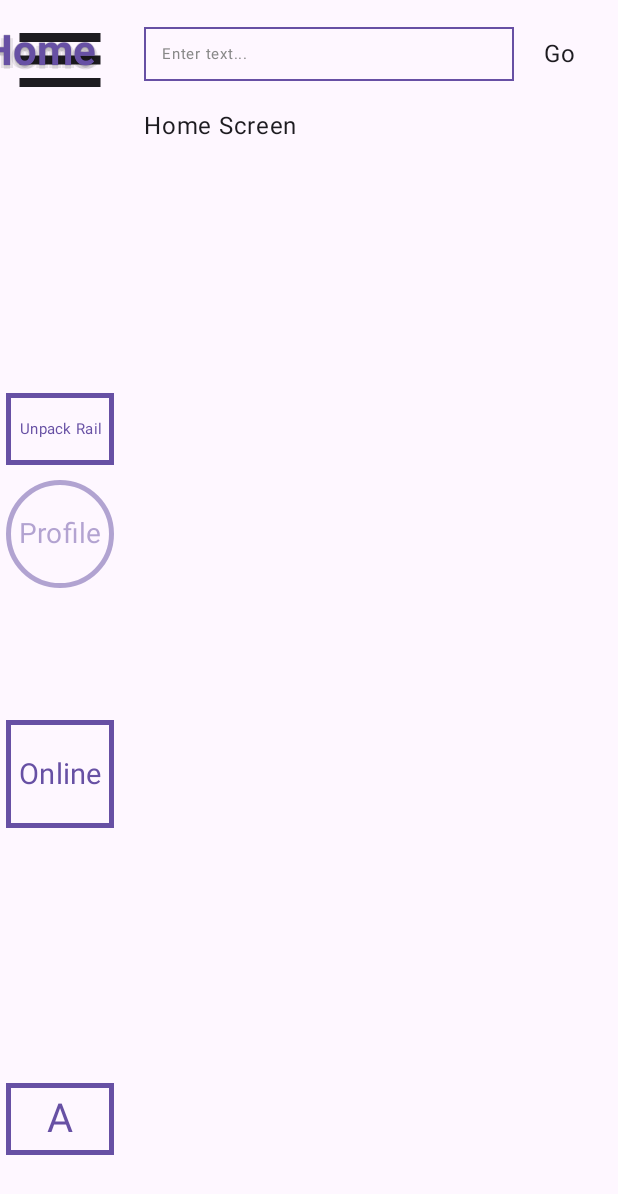
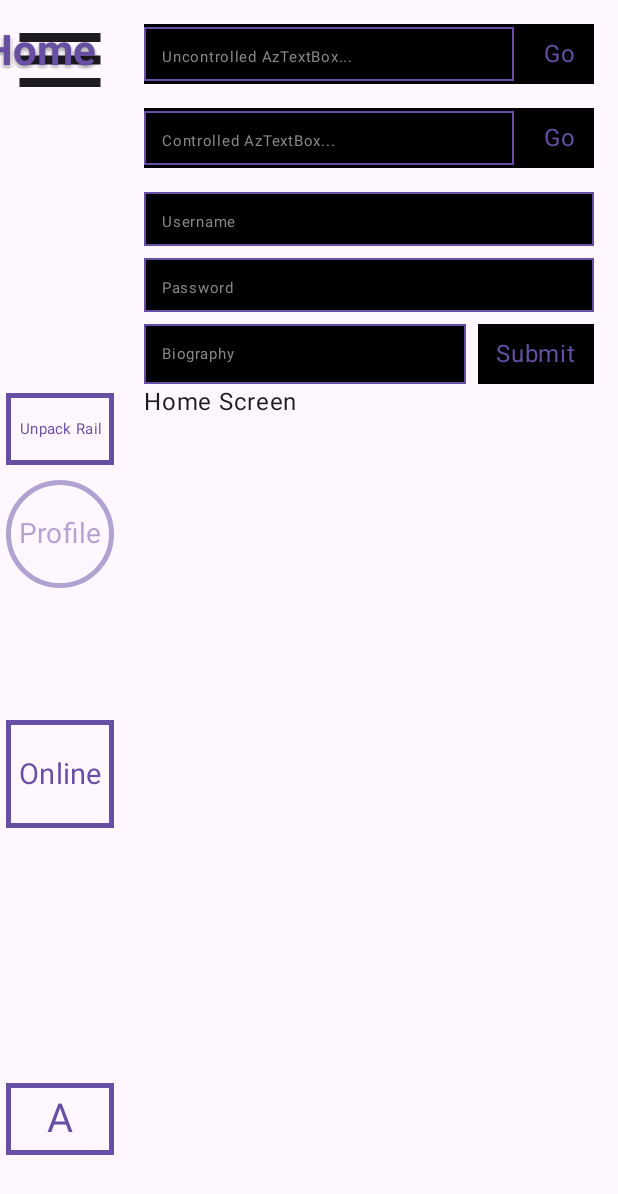
Before and after one commit to HereLiesAz/AzNavRail, an Android app built with Jetpack Compose: the screen it shows after launch (MainActivity), on a phone screen of 412 x 824 dp. Shown: the top 1194 px of the screen. Run offline under Robolectric (Android 15) with nearby library versions, the phone set to English and light mode, and no system bars; pictures from the network do not load.

Commit message:
feat: Enhance AzTextBox and introduce AzForm component
- Adds multiline and secret modes to AzTextBox, with support for both controlled and uncontrolled state.
- Adds a reveal button for secret fields.
- Implements auto-expanding text box for multiline fields.
- Adds global background color and opacity settings.
- Ensures text input and icon colors match the outline color.
- Introduces AzForm, a new component for creating forms with a DSL.
- Updates SampleApp to demonstrate new features.

```diff
--- a/SampleApp/src/main/java/com/example/sampleapp/MainActivity.kt
+++ b/SampleApp/src/main/java/com/example/sampleapp/MainActivity.kt
@@ -34,6 +34,7 @@ import com.hereliesaz.aznavrail.AzNavRail
 import com.hereliesaz.aznavrail.AzTextBox
 import com.hereliesaz.aznavrail.AzTextBoxDefaults
 import com.hereliesaz.aznavrail.model.AzButtonShape
+import com.hereliesaz.aznavrail.AzForm
 
 class MainActivity : ComponentActivity() {
     override fun onCreate(savedInstanceState: Bundle?) {
@@ -223,16 +224,44 @@ fun SampleScreen() {
 
         // Your app's main content goes here
         Column(modifier = Modifier.padding(16.dp)) {
+            // Uncontrolled AzTextBox
             AzTextBox(
                 modifier = Modifier.padding(bottom = 16.dp),
-                hint = "Enter text...",
+                hint = "Uncontrolled AzTextBox...",
                 onSubmit = { text ->
-                    Log.d(TAG, "Submitted text: $text")
+                    Log.d(TAG, "Submitted text from uncontrolled AzTextBox: $text")
                 },
                 submitButtonContent = {
                     Text("Go")
                 }
             )
+
+            // Controlled AzTextBox
+            var controlledText by remember { mutableStateOf("") }
+            AzTextBox(
+                modifier = Modifier.padding(bottom = 16.dp),
+                value = controlledText,
+                onValueChange = { controlledText = it },
+                hint = "Controlled AzTextBox...",
+                onSubmit = { text ->
+                    Log.d(TAG, "Submitted text from controlled AzTextBox: $text")
+                },
+                submitButtonContent = {
+                    Text("Go")
+                }
+            )
+
+            AzForm(
+                formName = "loginForm",
+                onSubmit = { formData ->
+                    Log.d(TAG, "Form submitted: $formData")
+                }
+            ) {
+                entry(entryName = "username", hint = "Username")
+                entry(entryName = "password", hint = "Password", secret = true)
+                entry(entryName = "bio", hint = "Biography", multiline = true)
+            }
+
 
             NavHost(navController = navController, startDestination = "home") {
                 composable("home") { Text("Home Screen") }
--- /dev/null
+++ b/aznavrail/src/main/java/com/hereliesaz/aznavrail/AzForm.kt
@@ -0,0 +1,116 @@
+package com.hereliesaz.aznavrail
+
+import androidx.compose.foundation.layout.Column
+import androidx.compose.foundation.layout.Spacer
+import androidx.compose.foundation.layout.fillMaxWidth
+import androidx.compose.foundation.layout.height
+import androidx.compose.material3.Button
+import androidx.compose.material3.MaterialTheme
+import androidx.compose.material3.Text
+import androidx.compose.runtime.Composable
+import androidx.compose.runtime.remember
+import androidx.compose.ui.Modifier
+import androidx.compose.ui.graphics.Color
+import androidx.compose.ui.unit.dp
+import androidx.compose.runtime.mutableStateMapOf
+import androidx.compose.foundation.background
+import androidx.compose.foundation.border
+import androidx.compose.foundation.clickable
+import androidx.compose.foundation.layout.Box
+import androidx.compose.foundation.layout.Row
+import androidx.compose.foundation.layout.padding
+import androidx.compose.foundation.layout.width
+import androidx.compose.runtime.CompositionLocalProvider
+import androidx.compose.material3.LocalContentColor
+
+class AzFormScope {
+    internal val entries = mutableListOf<AzFormEntry>()
+
+    fun entry(
+        entryName: String,
+        hint: String,
+        multiline: Boolean = false,
+        secret: Boolean = false
+    ) {
+        entries.add(AzFormEntry(entryName, hint, multiline, secret))
+    }
+}
+
+internal data class AzFormEntry(
+    val entryName: String,
+    val hint: String,
+    val multiline: Boolean,
+    val secret: Boolean
+)
+
+@Composable
+fun AzForm(
+    formName: String,
+    modifier: Modifier = Modifier,
+    outlined: Boolean = true,
+    outlineColor: Color = MaterialTheme.colorScheme.primary,
+    onSubmit: (Map<String, String>) -> Unit,
+    content: AzFormScope.() -> Unit
+) {
+    val scope = remember { AzFormScope().apply(content) }
+    val formData = remember {
+        mutableStateMapOf<String, String>().apply {
+            scope.entries.forEach { entry ->
+                this[entry.entryName] = ""
+            }
+        }
+    }
+
+    Column(modifier = modifier) {
+        scope.entries.forEachIndexed { index, entry ->
+            if (index == scope.entries.lastIndex) {
+                Row {
+                    Box(modifier = Modifier.weight(1f)) {
+                        AzTextBox(
+                            value = formData[entry.entryName] ?: "",
+                            onValueChange = { formData[entry.entryName] = it },
+                            hint = entry.hint,
+                            outlined = outlined,
+                            multiline = entry.multiline,
+                            secret = entry.secret,
+                            outlineColor = outlineColor,
+                            submitButtonContent = null,
+                            onSubmit = { /* Individual onSubmit is not used in a form context */ }
+                        )
+                    }
+                    Spacer(modifier = Modifier.width(8.dp))
+                    CompositionLocalProvider(LocalContentColor provides outlineColor) {
+                        Box(
+                            modifier = Modifier
+                                .clickable { onSubmit(formData.toMap()) }
+                                .background(AzTextBoxDefaults.getBackgroundColor().copy(alpha = AzTextBoxDefaults.getBackgroundOpacity()))
+                                .then(
+                                    if (!outlined) {
+                                        Modifier.border(1.dp, outlineColor)
+                                    } else {
+                                        Modifier
+                                    }
+                                )
+                                .padding(horizontal = 12.dp, vertical = 8.dp)
+                        ) {
+                            Text("Submit")
+                        }
+                    }
+                }
+            } else {
+                AzTextBox(
+                    value = formData[entry.entryName] ?: "",
+                    onValueChange = { formData[entry.entryName] = it },
+                    hint = entry.hint,
+                    outlined = outlined,
+                    multiline = entry.multiline,
+                    secret = entry.secret,
+                    outlineColor = outlineColor,
+                    submitButtonContent = null,
+                    onSubmit = { /* Individual onSubmit is not used in a form context */ }
+                )
+                Spacer(modifier = Modifier.height(8.dp))
+            }
+        }
+    }
+}
--- a/aznavrail/src/main/java/com/hereliesaz/aznavrail/AzTextBox.kt
+++ b/aznavrail/src/main/java/com/hereliesaz/aznavrail/AzTextBox.kt
@@ -1,5 +1,6 @@
 package com.hereliesaz.aznavrail
 
+import androidx.compose.foundation.background
 import androidx.compose.foundation.border
 import androidx.compose.foundation.clickable
 import androidx.compose.foundation.layout.Box
@@ -12,15 +13,18 @@ import androidx.compose.foundation.layout.padding
 import androidx.compose.foundation.layout.size
 import androidx.compose.foundation.layout.width
 import androidx.compose.foundation.lazy.LazyColumn
-import androidx.compose.foundation.lazy.items
+import androidx.compose.foundation.lazy.itemsIndexed
 import androidx.compose.foundation.text.BasicTextField
 import androidx.compose.material.icons.Icons
 import androidx.compose.material.icons.filled.Clear
+import androidx.compose.material.icons.filled.Visibility
+import androidx.compose.material.icons.filled.VisibilityOff
 import androidx.compose.material3.Icon
 import androidx.compose.material3.LocalContentColor
 import androidx.compose.material3.MaterialTheme
 import androidx.compose.material3.Text
 import androidx.compose.runtime.Composable
+import androidx.compose.runtime.CompositionLocalProvider
 import androidx.compose.runtime.LaunchedEffect
 import androidx.compose.runtime.getValue
 import androidx.compose.runtime.mutableStateOf
@@ -35,6 +39,8 @@ import androidx.compose.ui.graphics.Color
 import androidx.compose.ui.graphics.SolidColor
 import androidx.compose.ui.platform.LocalContext
 import androidx.compose.ui.text.TextStyle
+import androidx.compose.ui.text.input.PasswordVisualTransformation
+import androidx.compose.ui.text.input.VisualTransformation
 import androidx.compose.ui.text.style.TextOverflow
 import androidx.compose.ui.unit.dp
 import androidx.compose.ui.unit.sp
@@ -42,26 +48,52 @@ import com.hereliesaz.aznavrail.util.HistoryManager
 
 object AzTextBoxDefaults {
     private var suggestionLimit: Int = 5
+    private var backgroundColor: Color = Color.Transparent
+    private var backgroundOpacity: Float = 1.0f
 
     fun setSuggestionLimit(limit: Int) {
         suggestionLimit = limit.coerceIn(0, 5)
     }
 
+    fun setBackgroundColor(color: Color) {
+        backgroundColor = color
+    }
+
+    fun setBackgroundOpacity(opacity: Float) {
+        backgroundOpacity = opacity.coerceIn(0f, 1f)
+    }
+
     internal fun getSuggestionLimit(): Int = suggestionLimit
+    internal fun getBackgroundColor(): Color = backgroundColor
+    internal fun getBackgroundOpacity(): Float = backgroundOpacity
 }
 
 @Composable
 fun AzTextBox(
     modifier: Modifier = Modifier,
+    value: String? = null,
+    onValueChange: ((String) -> Unit)? = null,
     hint: String = "",
     outlined: Boolean = true,
-    submitButtonContent: @Composable () -> Unit,
+    multiline: Boolean = false,
+    secret: Boolean = false,
+    outlineColor: Color = MaterialTheme.colorScheme.primary,
+    submitButtonContent: (@Composable () -> Unit)? = null,
     onSubmit: (String) -> Unit
 ) {
-    var text by remember { mutableStateOf("") }
+    require(!multiline || !secret) {
+        "AzTextBox cannot be both multiline and secret."
+    }
+
+    var internalText by remember { mutableStateOf("") }
+    val text = value ?: internalText
+    val onTextChange = onValueChange ?: { internalText = it }
+
     var suggestions by remember { mutableStateOf<List<String>>(emptyList()) }
     val context = LocalContext.current
     val suggestionLimit = AzTextBoxDefaults.getSuggestionLimit()
+    val backgroundColor = AzTextBoxDefaults.getBackgroundColor().copy(alpha = AzTextBoxDefaults.getBackgroundOpacity())
+    var isPasswordVisible by remember { mutableStateOf(false) }
 
     LaunchedEffect(suggestionLimit) {
         HistoryManager.init(context, suggestionLimit)
@@ -77,15 +109,16 @@ fun AzTextBox(
 
     Column(modifier = modifier) {
         Row(
-            verticalAlignment = Alignment.CenterVertically
+            modifier = Modifier.background(backgroundColor),
+            verticalAlignment = if (multiline) Alignment.Bottom else Alignment.CenterVertically
         ) {
             Box(
                 modifier = Modifier
                     .weight(1f)
-                    .height(36.dp)
+                    .then(if (!multiline) Modifier.height(36.dp) else Modifier)
                     .then(
                         if (outlined) {
-                            Modifier.border(1.dp, MaterialTheme.colorScheme.primary)
+                            Modifier.border(1.dp, outlineColor)
                         } else {
                             Modifier
                         }
@@ -94,13 +127,14 @@ fun AzTextBox(
             ) {
                 BasicTextField(
                     value = text,
-                    onValueChange = { text = it },
+                    onValueChange = onTextChange,
                     modifier = Modifier
                         .fillMaxWidth()
-                        .padding(horizontal = 12.dp),
-                    textStyle = TextStyle(fontSize = 10.sp, color = LocalContentColor.current),
-                    singleLine = true,
-                    cursorBrush = SolidColor(LocalContentColor.current)
+                        .padding(horizontal = 12.dp, vertical = 8.dp),
+                    textStyle = TextStyle(fontSize = 10.sp, color = outlineColor),
+                    singleLine = !multiline,
+                    cursorBrush = SolidColor(outlineColor),
+                    visualTransformation = if (secret && !isPasswordVisible) PasswordVisualTransformation() else VisualTransformation.None
                 ) { innerTextField ->
                     Row(
                         modifier = Modifier.fillMaxWidth(),
@@ -113,29 +147,49 @@ fun AzTextBox(
                             innerTextField()
                         }
                         if (text.isNotEmpty()) {
+                            val icon = when {
+                                secret && isPasswordVisible -> Icons.Default.VisibilityOff
+                                secret && !isPasswordVisible -> Icons.Default.Visibility
+                                else -> Icons.Default.Clear
+                            }
+                            val contentDescription = when {
+                                secret && isPasswordVisible -> "Hide password"
+                                secret && !isPasswordVisible -> "Show password"
+                                else -> "Clear text"
+                            }
                             Icon(
-                                imageVector = Icons.Default.Clear,
-                                contentDescription = "Clear text",
+                                imageVector = icon,
+                                contentDescription = contentDescription,
                                 modifier = Modifier
                                     .size(16.dp)
-                                    .clickable { text = "" },
-                                tint = LocalContentColor.current
+                                    .clickable {
+                                        if (secret) {
+                                            isPasswordVisible = !isPasswordVisible
+                                        } else {
+                                            onTextChange("")
+                                        }
+                                    },
+                                tint = outlineColor
                             )
                         }
                     }
                 }
             }
+            if (submitButtonContent != null) {
                 Spacer(modifier = Modifier.width(8.dp))
+                CompositionLocalProvider(LocalContentColor provides outlineColor) {
                     Box(
                         modifier = Modifier
                             .clickable {
                                 onSubmit(text)
                                 HistoryManager.addEntry(text)
-                        text = ""
+                                if (onValueChange == null) {
+                                    onTextChange("")
+                                }
                             }
                             .then(
                                 if (!outlined) {
-                            Modifier.border(1.dp, MaterialTheme.colorScheme.primary)
+                                    Modifier.border(1.dp, outlineColor)
                                 } else {
                                     Modifier
                                 }
@@ -145,27 +199,37 @@ fun AzTextBox(
                         submitButtonContent()
                     }
                 }
+            }
+        }
 
         if (suggestions.isNotEmpty()) {
+            val surfaceColor = MaterialTheme.colorScheme.surface
             LazyColumn(
                 modifier = Modifier
                     .fillMaxWidth()
                     .padding(top = 4.dp)
             ) {
-                items(suggestions) { suggestion ->
+                itemsIndexed(suggestions) { index, suggestion ->
+                    val suggestionBgColor = if (index % 2 == 0) {
+                        surfaceColor.copy(alpha = 0.9f)
+                    } else {
+                        surfaceColor.copy(alpha = 0.8f)
+                    }
                     Text(
                         text = suggestion,
                         modifier = Modifier
                             .fillMaxWidth()
+                            .background(suggestionBgColor)
                             .clickable {
-                                text = suggestion
+                                onTextChange(suggestion)
                                 suggestions = emptyList()
                             }
                             .padding(vertical = 8.dp, horizontal = 12.dp)
                             .fadeRight(),
                         maxLines = 1,
                         overflow = TextOverflow.Clip,
-                        fontSize = 10.sp
+                        fontSize = 10.sp,
+                        color = MaterialTheme.colorScheme.onSurface
                     )
                 }
             }
```
Also changed, not shown: 2 other files. Lines whose indentation alone changed are shown as unchanged.
